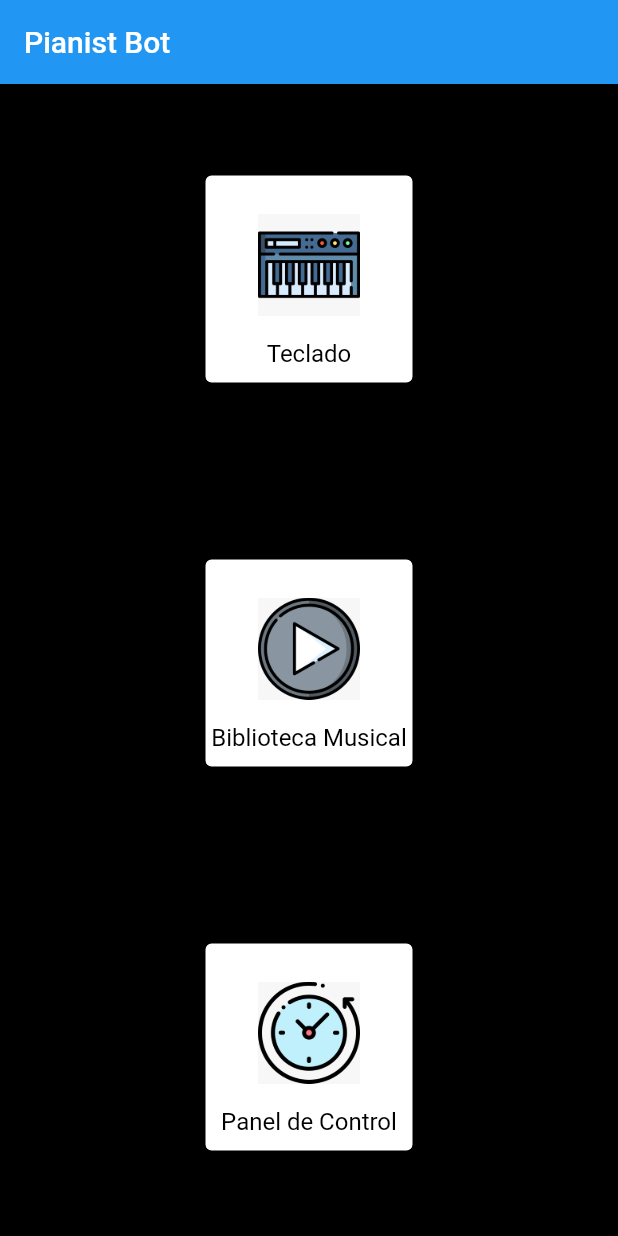
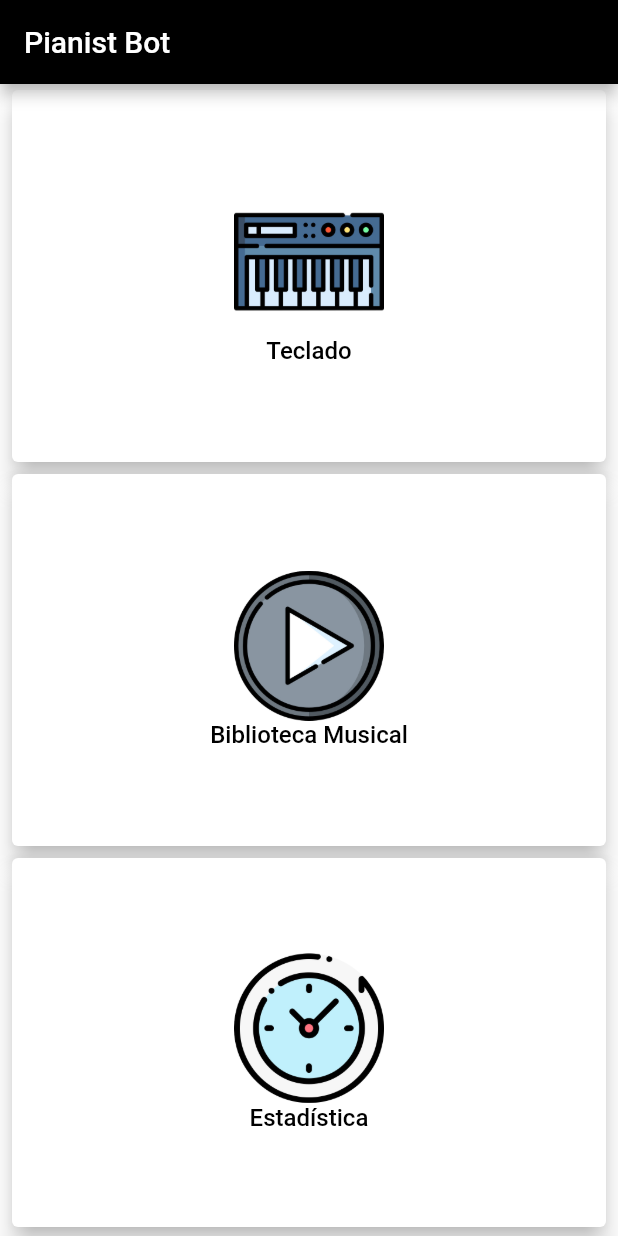
Before and after one commit to Adex0494/piano_app, a Flutter app: the screen it shows after launch, on a phone screen of 412 x 824 dp. Run offline on Flutter 3.47's test engine with Material 2 defaults, Android fonts, the phone set to English and light mode, and no system bars.

Commit message:
Style improvement

```diff
--- a/lib/main.dart
+++ b/lib/main.dart
@@ -3,7 +3,7 @@ import 'screens/piano_page.dart';
 import 'dart:async';
 import 'screens/reproduction_page.dart';
 import './widgets/menu_option.dart';
-import './screens/control_panel_page.dart';
+import 'screens/statistics.dart';
 void main() {
   runApp(PianoApp());
 }
@@ -16,26 +16,29 @@ class PianoApp extends StatelessWidget {
       title: 'Pianist Bot',
       debugShowCheckedModeBanner: false,
       theme: ThemeData(
-        primarySwatch: Colors.blue,
-        accentColor: Colors.white,
+        //primarySwatch: Colors.grey,
+        //accentColor: Colors.white,
         textTheme: ThemeData.light().textTheme.copyWith(
               headline6: TextStyle(
-                  color: Colors.white,
+                  color: Colors.black,
                   //fontFamily: 'OpenSans',
                   fontWeight: FontWeight.bold,
                   fontSize: 22),
               headline3: TextStyle(
-                  color: Colors.white,
+                  color: Colors.black,
                   //fontFamily: 'OpenSans',
                   fontWeight: FontWeight.bold,
                   fontSize: 16),
                headline1: TextStyle(
-                  color: Colors.white,
+                  color: Colors.black,
                   //fontFamily: 'OpenSans',
                   fontWeight: FontWeight.normal,
                   fontSize: 12),
               button: TextStyle(color:Colors.white),
                   ),
+        cardColor: Colors.white,
+        appBarTheme: AppBarTheme(color: Colors.black,),
+        scaffoldBackgroundColor: Colors.white,
         hintColor: Colors.white,
         canvasColor: Colors.white,
       ),
@@ -53,12 +56,12 @@ class HomePage extends StatefulWidget {
 
 class HomePageState extends State<HomePage> {
   Widget scaffoldBody;
-  Color backgroundColor;
+  //Color backgroundColor;
   AppBar appBar;
   @override
   initState() {
     super.initState();
-    backgroundColor= Colors.white;
+    //backgroundColor= Colors.white;
     returnScaffoldBody();
     startTime();
   }
@@ -69,7 +72,7 @@ class HomePageState extends State<HomePage> {
     // TextStyle subtitleStyle = Theme.of(context).textTheme.subtitle;
     return Scaffold(
       appBar: appBar,
-      backgroundColor: backgroundColor,
+      //backgroundColor: backgroundColor,
       body: scaffoldBody,
       // floatingActionButton: FloatingActionButton(
       //   onPressed: () {
@@ -127,13 +130,13 @@ void returnScaffoldBody(){
 
   void menuScaffoldBody() {
     setState(() {
-      appBar = AppBar(title: Text('Pianist Bot'),leading: null,);
-      backgroundColor=Colors.black;
+      appBar = AppBar(title: Text('Pianist Bot', style: TextStyle(color:Colors.white)),leading: null,);
+      //backgroundColor=Colors.white;
       scaffoldBody= Column(
         children: <Widget>[
-        MenuOption(4.0,0, 'Teclado',navigateToPianoPage,'images/piano.jpeg'),
-        MenuOption(4.0,0, 'Biblioteca Musical',navigateToReproductionPage,'images/playButton.jpeg'),
-        MenuOption(4.0,0, 'Panel de Control',navigateToControlPanelPage,'images/controlPanel.jpeg'),
+        MenuOption(0,4,0, 'Teclado',navigateToPianoPage,'images/piano.png'),
+        MenuOption(0,4,0, 'Biblioteca Musical',navigateToReproductionPage,'images/playButton.png'),
+        MenuOption(0,4,2, 'Estadística',navigateToControlPanelPage,'images/controlPanel.png'),
         ],
       );
     });
--- a/lib/screens/reproduction_page.dart
+++ b/lib/screens/reproduction_page.dart
@@ -19,8 +19,8 @@ class ReproductionPageState extends State<ReproductionPage>{
   @override
   Widget build(BuildContext context){
     return Scaffold(
-      appBar: AppBar(title: Text('Lista de reproducción')),
-      backgroundColor: Colors.black,
+      appBar: AppBar(title: Text('Lista de reproducción',style: TextStyle(color: Colors.white),)),
+      //backgroundColor: Colors.black,
       body: scaffoldBody(),
     );
   }
--- a/lib/screens/control_panel_page.dart
+++ b/lib/screens/statistics.dart
@@ -4,8 +4,8 @@ import '../widgets/day_bar.dart';
 class ControlPanelPage extends StatelessWidget {
   @override
   Widget build(BuildContext context) {
-    return Scaffold(appBar: AppBar(title:Text('Panel de Control')),
-      backgroundColor: Colors.black,
+    return Scaffold(appBar: AppBar(title:Text('Estadística',style: TextStyle(color:Colors.white))),
+      //backgroundColor: Colors.black,
       body: Column(
       children:<Widget>
       [
--- a/lib/widgets/menu_option.dart
+++ b/lib/widgets/menu_option.dart
@@ -1,47 +1,57 @@
 import 'package:flutter/material.dart';
 
 class MenuOption extends StatelessWidget {
-  final double topAndSidePadding;
+  final double topPadding;
+  final double sidePadding;
   final double bottomPadding;
   final String text;
   final Function function;
   final String imageDir;
 
-  MenuOption(this.topAndSidePadding,this.bottomPadding,this.text,this.function,this.imageDir);
+  MenuOption(this.topPadding, this.sidePadding, this.bottomPadding, this.text,
+      this.function, this.imageDir);
 
   @override
   Widget build(BuildContext context) {
-    return
-      Expanded(
-
+    return Expanded(
         child: Center(
             child: Padding(
-                  padding: EdgeInsets.only(top:topAndSidePadding,bottom: bottomPadding,left: topAndSidePadding,right: topAndSidePadding),
+                padding: EdgeInsets.only(
+                    top: topPadding,
+                    bottom: bottomPadding,
+                    left: sidePadding,
+                    right: sidePadding),
                 child: Container(
-
-                      alignment: Alignment.center,
-                      decoration: BoxDecoration(
-                          color: Colors.white,
-                          border: Border.all(color: Colors.black, width: 1),
-                          borderRadius: BorderRadius.circular(5)),
-                      width: 140,
-                      height: 140,
+                  width: double.infinity,
+                  //height: 140,
+                  child: Card(
+                      //color: Colors.white,
+                      elevation: 7,
+                      //shadowColor: Colors.black,
+                      // alignment: Alignment.center,
+                      // decoration: BoxDecoration(
+                      //     color: Colors.white,
+                      //     border: Border.all(color: Colors.black, width: 1),
+                      //     borderRadius: BorderRadius.circular(5)),
+                      // width: 140,
+                      // height: 140,
                       child: Column(
                           crossAxisAlignment: CrossAxisAlignment.center,
                           mainAxisAlignment: MainAxisAlignment.center,
                           children: <Widget>[
-                            Container(
-                              width: 100.0,
-                              height: 100.0,
-                              child: FlatButton(
+                            FlatButton(
                                 onPressed: function,
-                                  child: Image.asset(imageDir)),
-                            ),
-                            (Text(
+                                child: Column(
+                                  children: [
+                                    Container(width: double.infinity,height: 100, child: Image.asset(imageDir)),
+                                    Text(
                                       text,
                                       style: TextStyle(
                                           color: Colors.black, fontSize: 16.0),
-                            ))
-                          ])))));
+                                    )
+                                  ],
+                                )),
+                          ])),
+                ))));
   }
 }
--- a/pubspec.yaml
+++ b/pubspec.yaml
@@ -47,9 +47,9 @@ flutter:
 
   # To add assets to your application, add an assets section, like this:
   assets:
-   - images/piano.jpeg
-   - images/controlPanel.jpeg
-   - images/playButton.jpeg
+   - images/piano.png
+   - images/controlPanel.png
+   - images/playButton.png
    - images/PianistBot-1.png
    - images/pianoPlay.jpg
    - images/playButton.jpg
```
Also changed, not shown: images/controlPanel.png (added), images/piano.jpeg (deleted), images/piano.png (added), images/playButton.jpeg (deleted), images/playButton.png (added). Lines whose indentation alone changed are shown as unchanged.
